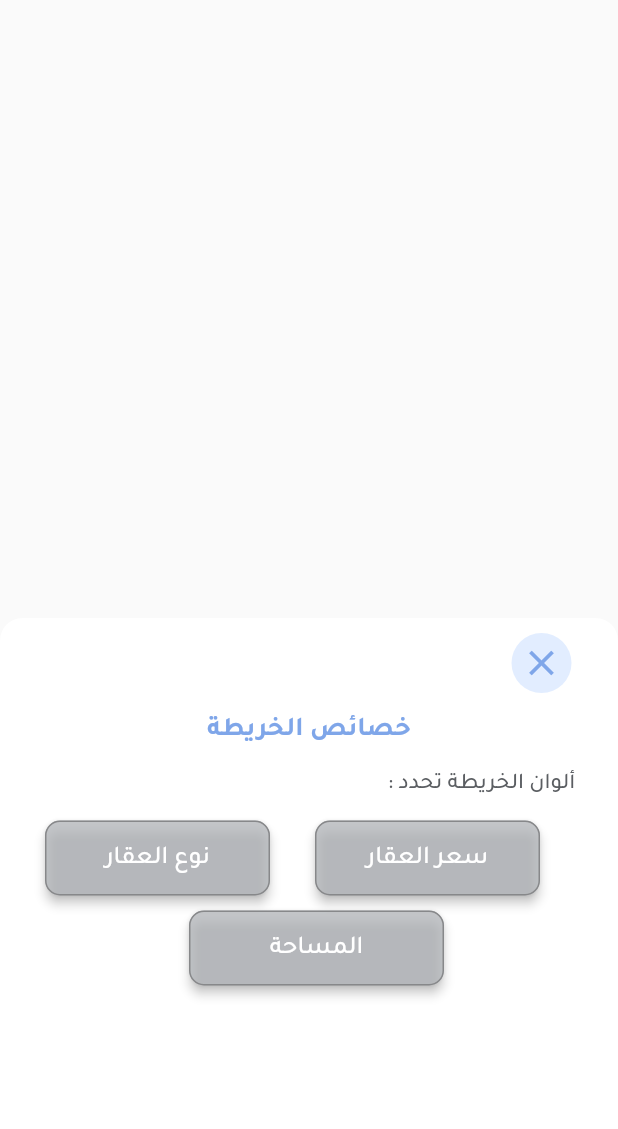
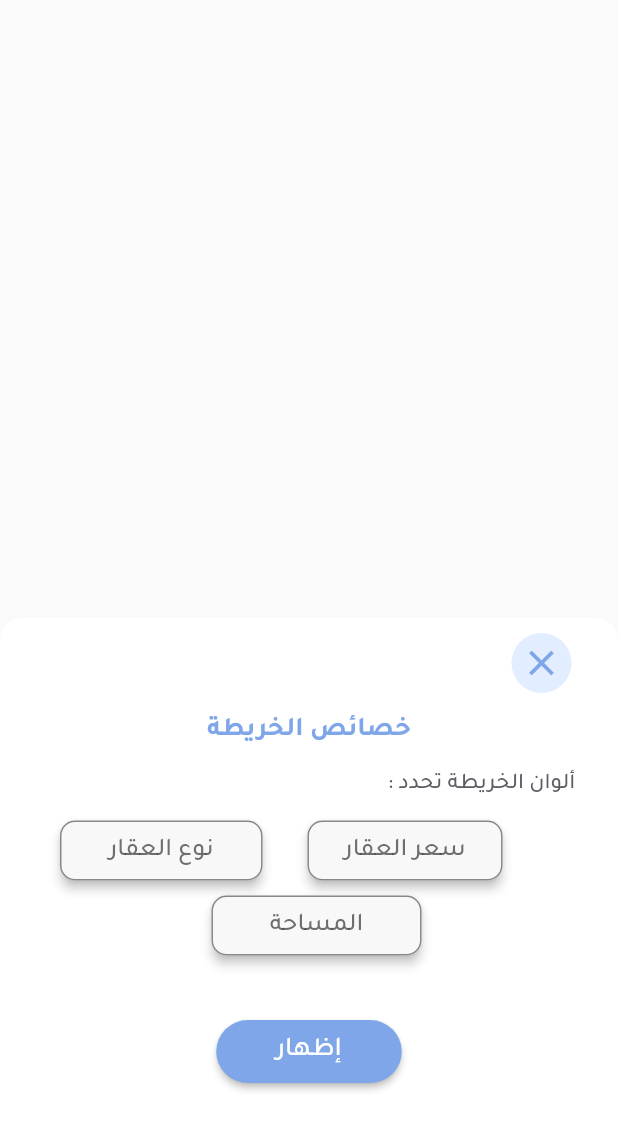
Before and after one commit to khloudaldughaim/2022-GP1-17, a Flutter app: what filterMap() shows on an empty page, opened directly, on a phone screen of 412 x 824 dp. Shown: the top 1129 px of the screen. Run offline on Flutter 3.47's test engine with Material 2 defaults, Android fonts, the phone set to English and light mode, and no system bars; our stand-ins replace cached_network_image, cloud_firestore, csc_picker, date_time_picker, firebase_auth, firebase_core and 11 more; missing offline and left inert: booking_calendar, cloud_firestore_web, firebase_core_web, flutter_app_badger, label_marker, search_map_place_updated; accounts and stored records are empty; project files that could hold a hidden picture were left out.

Commit message:
update colored map

```diff
--- a/lib/pages/filter_map.dart
+++ b/lib/pages/filter_map.dart
@@ -1,7 +1,7 @@
 // ignore_for_file: prefer_const_constructors, non_constant_identifier_names, camel_case_types, prefer_const_literals_to_create_immutables, avoid_print
 
 import 'package:flutter/material.dart';
-import 'mapPage.dart';
+import 'package:nozol_application/pages/mapPage.dart';
 
 class filterMap extends StatefulWidget {
   @override
@@ -9,7 +9,10 @@ class filterMap extends StatefulWidget {
 }
 
 class _filterMapState extends State<filterMap> {
+  late final mapPage logic;
+
   static String filter_val = " ";
+
   @override
   Widget build(BuildContext context) {
     return DraggableScrollableSheet(
@@ -84,8 +87,11 @@ class _filterMapState extends State<filterMap> {
                 Row(
                   children: [
                     SizedBox(
-                      width: 180.0,
-                      height: 50.0,
+                      width: 10,
+                    ),
+                    SizedBox(
+                      width: 165.0,
+                      height: 40.0,
                       child: Padding(
                           padding: EdgeInsets.only(left: 30),
                           child: ElevatedButton(
@@ -109,20 +115,22 @@ class _filterMapState extends State<filterMap> {
                                     borderRadius: BorderRadius.circular(10.0)),
                                 backgroundColor: filter_val == "type"
                                     ? Color.fromARGB(255, 135, 165, 203)
-                                    : Color.fromARGB(194, 180, 183, 187)),
+                                    : Color.fromARGB(255, 248, 248, 248)),
                             child: Center(
                                 child: Text(
                               "نوع العقار",
                               style: TextStyle(
                                   fontSize: 17,
                                   fontFamily: "Tajawal-m",
-                                  color: Color.fromARGB(255, 255, 255, 255)),
+                                  color: filter_val == "type"
+                                      ? Color.fromARGB(255, 255, 255, 255)
+                                      : Color.fromARGB(194, 67, 66, 66)),
                             )),
                           )),
                     ),
                     SizedBox(
-                      width: 180.0,
-                      height: 50.0,
+                      width: 160.0,
+                      height: 40.0,
                       child: Padding(
                           padding: EdgeInsets.only(left: 30),
                           child: ElevatedButton(
@@ -146,14 +154,16 @@ class _filterMapState extends State<filterMap> {
                                     borderRadius: BorderRadius.circular(10.0)),
                                 backgroundColor: filter_val == "price"
                                     ? Color.fromARGB(255, 135, 165, 203)
-                                    : Color.fromARGB(194, 180, 183, 187)),
+                                    : Color.fromARGB(255, 248, 248, 248)),
                             child: Center(
                                 child: Text(
                               "سعر العقار",
                               style: TextStyle(
                                   fontSize: 17,
                                   fontFamily: "Tajawal-m",
-                                  color: Color.fromARGB(255, 255, 255, 255)),
+                                  color: filter_val == "price"
+                                      ? Color.fromARGB(255, 255, 255, 255)
+                                      : Color.fromARGB(194, 67, 66, 66)),
                             )),
                           )),
                     ),
@@ -163,8 +173,8 @@ class _filterMapState extends State<filterMap> {
                   height: 10,
                 ),
                 SizedBox(
-                  width: 180.0,
-                  height: 50.0,
+                  width: 150.0,
+                  height: 40.0,
                   child: Padding(
                       padding: EdgeInsets.only(left: 10),
                       child: ElevatedButton(
@@ -188,14 +198,16 @@ class _filterMapState extends State<filterMap> {
                                 RoundedRectangleBorder(borderRadius: BorderRadius.circular(10.0)),
                             backgroundColor: filter_val == "space"
                                 ? Color.fromARGB(255, 135, 165, 203)
-                                : Color.fromARGB(194, 180, 183, 187)),
+                                : Color.fromARGB(255, 248, 248, 248)),
                         child: Center(
                             child: Text(
                           "المساحة",
                           style: TextStyle(
                               fontSize: 17,
                               fontFamily: "Tajawal-m",
-                              color: Color.fromARGB(255, 255, 255, 255)),
+                              color: filter_val == "space"
+                                  ? Color.fromARGB(255, 255, 255, 255)
+                                  : Color.fromARGB(194, 67, 66, 66)),
                         )),
                       )),
                 ),
@@ -1285,6 +1297,25 @@ class _filterMapState extends State<filterMap> {
                       ],
                     ),
                   ),
+                SizedBox(
+                  height: 15,
+                ),
+                ElevatedButton(
+                  onPressed: () {
+                    Navigator.pop(context, {"filter_val": filter_val});
+                  },
+                  style: ButtonStyle(
+                    backgroundColor: MaterialStateProperty.all(Color.fromARGB(255, 127, 166, 233)),
+                    padding: MaterialStateProperty.all(
+                        EdgeInsets.symmetric(horizontal: 40, vertical: 10)),
+                    shape: MaterialStateProperty.all(
+                        RoundedRectangleBorder(borderRadius: BorderRadius.circular(27))),
+                  ),
+                  child: Text(
+                    "إظهار",
+                    style: TextStyle(fontSize: 18, fontFamily: "Tajawal-m"),
+                  ),
+                ),
               ]),
             ));
       },
--- a/lib/pages/mapPage.dart
+++ b/lib/pages/mapPage.dart
@@ -1,4 +1,4 @@
-// ignore_for_file: dead_code, prefer_const_constructors, avoid_unnecessary_containers, prefer_const_literals_to_create_immutables, unused_local_variable, non_constant_identifier_names
+// ignore_for_file: dead_code, prefer_const_constructors, avoid_unnecessary_containers, prefer_const_literals_to_create_immutables, unused_local_variable, non_constant_identifier_names, unused_import
 import 'dart:async';
 import 'package:cloud_firestore/cloud_firestore.dart';
 import 'package:flutter/material.dart';
@@ -1390,6 +1390,7 @@ class _MapPageState extends State<mapPage> {
                       filter_val = res["filter_val"];
                       initState();
                     });
+
                     print(filter_val);
                   },
                 ),
@@ -1503,4 +1504,11 @@ class _MapPageState extends State<mapPage> {
       return Color.fromARGB(255, 152, 124, 69);
     }
   }
+
+  change_color(String value) {
+    setState(() {
+      filter_val = value;
+      initState();
+    });
+  }
 }
```
